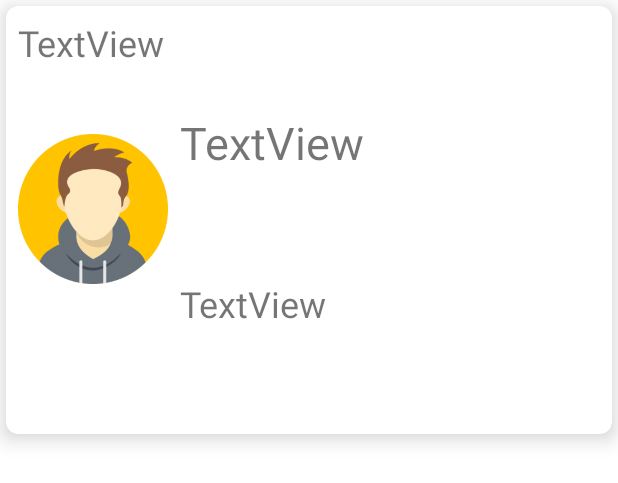
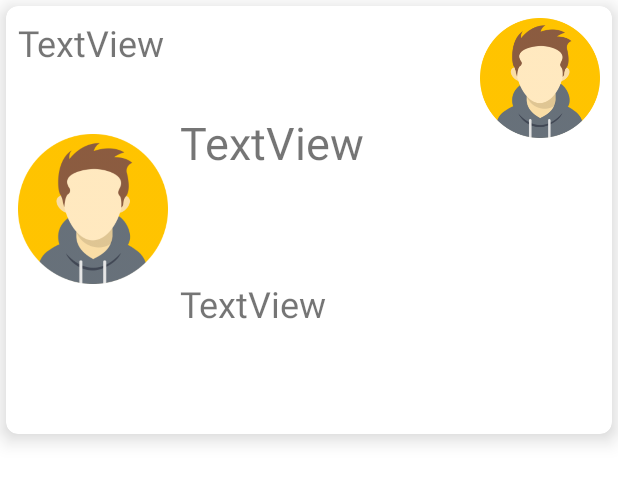
Before and after one commit to MaorCaspi/Travel-Together, an Android app: the layout post_list_row.xml on its own in the app's theme, with its tools: preview values and no code run, on a phone screen of 412 x 824 dp. Shown: the top 483 px of the screen. Run offline under Robolectric (Android 15) with nearby library versions, the phone set to English and light mode, and no system bars.

Commit message:
Add user name and photo to every post view in RV

```diff
--- a/app/src/main/java/com/finalProject/travelTogether/feed/ProfileFragment.java
+++ b/app/src/main/java/com/finalProject/travelTogether/feed/ProfileFragment.java
@@ -151,7 +151,7 @@ public class ProfileFragment extends Fragment {
 
         @Override
         public void onBindViewHolder(@NonNull ProfileFragment.MyViewHolder holder, int position) {
-            Post post = viewModel.getUserPosts().getValue().get(position);
+            Post post = viewModel.getUserPosts().getValue().get(position).post;
             holder.bind(post);
         }
 
--- a/app/src/main/java/com/finalProject/travelTogether/model/PostDao.java
+++ b/app/src/main/java/com/finalProject/travelTogether/model/PostDao.java
@@ -13,13 +13,10 @@ import java.util.List;
 @Dao
 public interface PostDao {
 
-    @Query("select * from Post")
-    List<Post> getAll();
-
     @Insert(onConflict = OnConflictStrategy.REPLACE)
     void insertAll(Post... posts);
 
     @Transaction
     @Query("select * from Post")
-    List<PostAndUser> getMaor();
+    List<PostAndUser> getAll();
 }
--- a/app/src/main/res/layout/post_list_row.xml
+++ b/app/src/main/res/layout/post_list_row.xml
@@ -2,7 +2,6 @@
 <com.google.android.material.card.MaterialCardView
     xmlns:android="http://schemas.android.com/apk/res/android"
     xmlns:app="http://schemas.android.com/apk/res-auto"
-    xmlns:tools="http://schemas.android.com/tools"
     android:layout_width="match_parent"
     android:layout_height="wrap_content"
     android:layout_margin="4dp"
@@ -16,6 +15,18 @@
     <androidx.constraintlayout.widget.ConstraintLayout
         android:layout_width="match_parent"
         android:layout_height="wrap_content">
+
+        <com.google.android.material.imageview.ShapeableImageView
+            android:id="@+id/listrow_avatar_imv"
+            android:layout_width="80dp"
+            android:layout_height="80dp"
+            android:layout_marginTop="8dp"
+            android:layout_marginEnd="8dp"
+            android:scaleType="centerCrop"
+            app:layout_constraintEnd_toEndOf="parent"
+            app:layout_constraintTop_toTopOf="parent"
+            app:shapeAppearanceOverlay="@style/ShapeAppearanceOverlay.App.CornerSize8Percent"
+            app:srcCompat="@drawable/avatar" />
 
         <TextView
             android:id="@+id/listrow_authorName_tv"
@@ -40,6 +51,7 @@
             android:textSize="24sp"
             app:layout_constraintBottom_toBottomOf="parent"
             app:layout_constraintEnd_toEndOf="parent"
+            app:layout_constraintHorizontal_bias="0.0"
             app:layout_constraintStart_toEndOf="@+id/listrow_postImage_imv"
             app:layout_constraintTop_toBottomOf="@+id/listrow_countryName_tv" />
 
```
Also changed, not shown: app/src/main/java/com/finalProject/travelTogether/feed/PostListRvFragment.java (+16 -8 lines), app/src/main/java/com/finalProject/travelTogether/feed/PostListRvViewModel.java (+6 -4 lines), app/src/main/java/com/finalProject/travelTogether/model/Model.java (+12 -14 lines), app/src/main/res/layout/fragment_posts_list.xml (+4 -4 lines).
